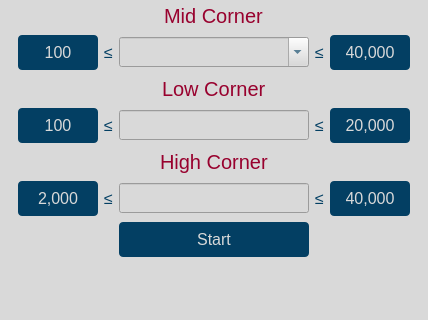
wyattduber/CyDAQ, file gui/qtdesigner/BasicOperation.ui: the form before one commit; both pictures show x 0 to 428 and y 305 to 625 of the 428 by 625 pixel window.
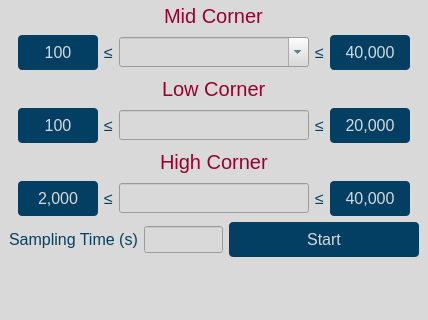
The form after the commit. Icons and pictures are not drawn.

Patch:
```diff
--- a/gui/qtdesigner/BasicOperation.ui
+++ b/gui/qtdesigner/BasicOperation.ui
@@ -725,7 +725,19 @@
       </item>
      </layout>
     </item>
-    <item alignment="Qt::AlignHCenter">
+    <item>
+     <layout class="QHBoxLayout" name="horizontalLayout">
+      <item>
+       <widget class="QLabel" name="sampling_time_label">
+        <property name="text">
+         <string>Sampling Time (s)</string>
+        </property>
+       </widget>
+      </item>
+      <item>
+       <widget class="QLineEdit" name="sampling_time_input"/>
+      </item>
+      <item>
      <widget class="QPushButton" name="start_stop_sampling_btn">
       <property name="minimumSize">
        <size>
@@ -737,6 +749,8 @@
        <string>Start</string>
       </property>
      </widget>
+      </item>
+     </layout>
     </item>
     <item>
      <widget class="QLabel" name="connection_status_label">
```
Lines whose indentation alone changed are shown as unchanged.
